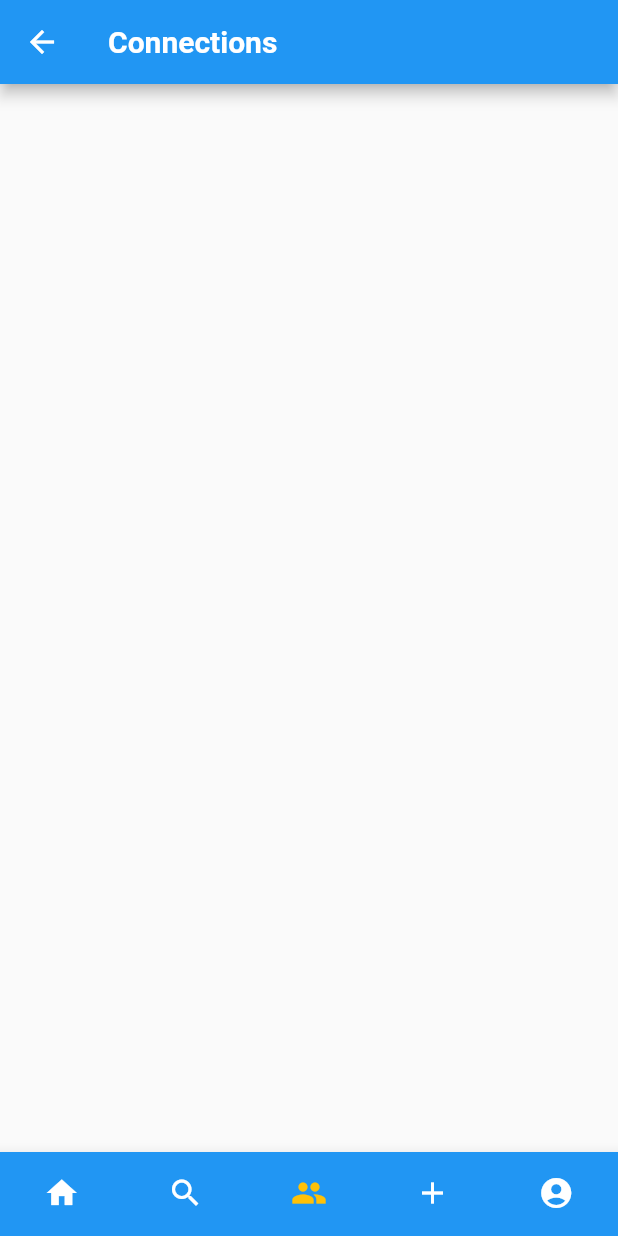
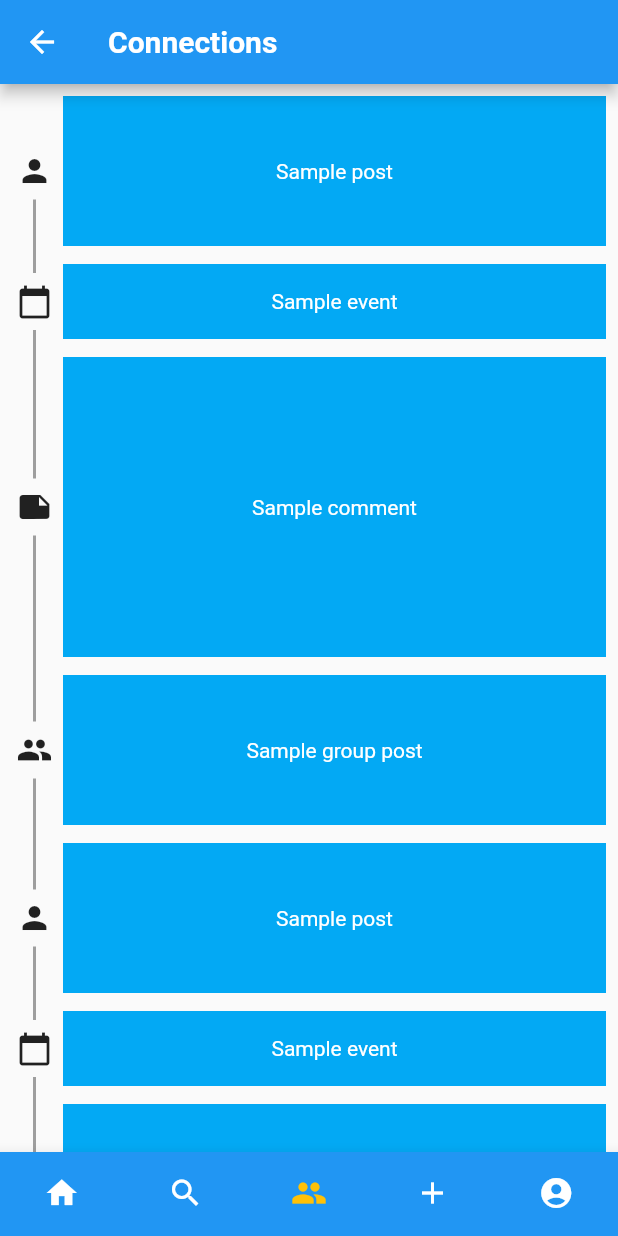
Before and after one commit to evently-solutions/evently, a Flutter app: the TabsScreen screen opened by its route, item 3 of the bottom bar chosen, on a phone screen of 412 x 824 dp. Run offline on Flutter 3.47's test engine with Material 2 defaults, Android fonts, the phone set to English and light mode, and no system bars; network calls fail; project files that could hold a hidden picture were left out.

Commit message:
Adding timeline to connections page

```diff
--- a/lib/screens/connections_screen.dart
+++ b/lib/screens/connections_screen.dart
@@ -1,3 +1,4 @@
+import 'package:evently/widgets/timeline.dart';
 import 'package:flutter/material.dart';
 
 class ConnectionsScreen extends StatelessWidget {
@@ -5,6 +6,47 @@ class ConnectionsScreen extends StatelessWidget {
 
   @override
   Widget build(BuildContext context) {
-    return Container();
+    final color = Colors.lightBlue;
+
+    return Container(
+      child: Timeline(
+        children: <Widget>[
+          Container(height: 100, color: color, child: Center(child: Text('Sample post', style: TextStyle(color: Colors.white),),),),
+          Container(height: 50, color: color, child: Center(child: Text('Sample event', style: TextStyle(color: Colors.white),),),),
+          Container(height: 200, color: color, child: Center(child: Text('Sample comment', style: TextStyle(color: Colors.white),),),),
+          Container(height: 100, color: color, child: Center(child: Text('Sample group post', style: TextStyle(color: Colors.white),),),),
+          Container(height: 100, color: color, child: Center(child: Text('Sample post', style: TextStyle(color: Colors.white),),),),
+          Container(height: 50, color: color, child: Center(child: Text('Sample event', style: TextStyle(color: Colors.white),),),),
+          Container(height: 200, color: color, child: Center(child: Text('Sample comment', style: TextStyle(color: Colors.white),),),),
+          Container(height: 100, color: color, child: Center(child: Text('Sample group post', style: TextStyle(color: Colors.white),),),),
+          Container(height: 100, color: color, child: Center(child: Text('Sample post', style: TextStyle(color: Colors.white),),),),
+          Container(height: 50, color: color, child: Center(child: Text('Sample event', style: TextStyle(color: Colors.white),),),),
+          Container(height: 200, color: color, child: Center(child: Text('Sample comment', style: TextStyle(color: Colors.white),),),),
+          Container(height: 100, color: color, child: Center(child: Text('Sample group post', style: TextStyle(color: Colors.white),),),),
+          Container(height: 100, color: color, child: Center(child: Text('Sample post', style: TextStyle(color: Colors.white),),),),
+          Container(height: 50, color: color, child: Center(child: Text('Sample event', style: TextStyle(color: Colors.white),),),),
+          Container(height: 200, color: color, child: Center(child: Text('Sample comment', style: TextStyle(color: Colors.white),),),),
+          Container(height: 100, color: color, child: Center(child: Text('Sample group post', style: TextStyle(color: Colors.white),),),),
+        ],
+        indicators: <Widget>[
+          Icon(Icons.person),
+          Icon(Icons.calendar_today),
+          Icon(Icons.note),
+          Icon(Icons.people),
+          Icon(Icons.person),
+          Icon(Icons.calendar_today),
+          Icon(Icons.note),
+          Icon(Icons.people),
+          Icon(Icons.person),
+          Icon(Icons.calendar_today),
+          Icon(Icons.note),
+          Icon(Icons.people),
+          Icon(Icons.person),
+          Icon(Icons.calendar_today),
+          Icon(Icons.note),
+          Icon(Icons.people),
+        ],
+      ),
+    );
   }
 }
--- /dev/null
+++ b/lib/widgets/timeline.dart
@@ -0,0 +1,179 @@
+import 'package:flutter/material.dart';
+
+class Timeline extends StatelessWidget {
+  const Timeline({
+    @required this.children,
+    this.indicators,
+    this.isLeftAligned = true,
+    this.itemGap = 12.0,
+    this.gutterSpacing = 4.0,
+    this.padding = const EdgeInsets.all(8),
+    this.controller,
+    this.lineColor = Colors.grey,
+    this.physics,
+    this.shrinkWrap = true,
+    this.primary = false,
+    this.reverse = false,
+    this.indicatorSize = 30.0,
+    this.lineGap = 4.0,
+    this.indicatorColor = Colors.blue,
+    this.indicatorStyle = PaintingStyle.fill,
+    this.strokeCap = StrokeCap.butt,
+    this.strokeWidth = 2.0,
+    this.style = PaintingStyle.stroke,
+  })  : itemCount = children.length,
+        assert(itemGap >= 0),
+        assert(lineGap >= 0),
+        assert(indicators == null || children.length == indicators.length);
+
+  final List<Widget> children;
+  final double itemGap;
+  final double gutterSpacing;
+  final List<Widget> indicators;
+  final bool isLeftAligned;
+  final EdgeInsets padding;
+  final ScrollController controller;
+  final int itemCount;
+  final ScrollPhysics physics;
+  final bool shrinkWrap;
+  final bool primary;
+  final bool reverse;
+
+  final Color lineColor;
+  final double lineGap;
+  final double indicatorSize;
+  final Color indicatorColor;
+  final PaintingStyle indicatorStyle;
+  final StrokeCap strokeCap;
+  final double strokeWidth;
+  final PaintingStyle style;
+
+  @override
+  Widget build(BuildContext context) {
+    return ListView.separated(
+      padding: padding,
+      separatorBuilder: (_, __) => SizedBox(height: itemGap),
+      physics: physics,
+      shrinkWrap: shrinkWrap,
+      itemCount: itemCount,
+      controller: controller,
+      reverse: reverse,
+      primary: primary,
+      itemBuilder: (context, index) {
+        final child = children[index];
+
+        Widget indicator;
+        if (indicators != null) {
+          indicator = indicators[index];
+        }
+
+        final isFirst = index == 0;
+        final isLast = index == itemCount - 1;
+
+        final timelineTile = <Widget>[
+          CustomPaint(
+            foregroundPainter: _TimelinePainter(
+              hideDefaultIndicator: indicator != null,
+              lineColor: lineColor,
+              indicatorColor: indicatorColor,
+              indicatorSize: indicatorSize,
+              indicatorStyle: indicatorStyle,
+              isFirst: isFirst,
+              isLast: isLast,
+              lineGap: lineGap,
+              strokeCap: strokeCap,
+              strokeWidth: strokeWidth,
+              style: style,
+              itemGap: itemGap,
+            ),
+            child: SizedBox(
+              height: double.infinity,
+              width: indicatorSize,
+              child: indicator,
+            ),
+          ),
+          SizedBox(width: gutterSpacing),
+          Expanded(child: child),
+        ];
+
+        return IntrinsicHeight(
+          child: Row(
+            mainAxisAlignment: MainAxisAlignment.start,
+            children:
+            isLeftAligned ? timelineTile : timelineTile.reversed.toList(),
+          ),
+        );
+      },
+    );
+  }
+}
+
+class _TimelinePainter extends CustomPainter {
+  _TimelinePainter({
+    @required this.hideDefaultIndicator,
+    @required this.indicatorColor,
+    @required this.indicatorStyle,
+    @required this.indicatorSize,
+    @required this.lineGap,
+    @required this.strokeCap,
+    @required this.strokeWidth,
+    @required this.style,
+    @required this.lineColor,
+    @required this.isFirst,
+    @required this.isLast,
+    @required this.itemGap,
+  })  : linePaint = Paint()
+    ..color = lineColor
+    ..strokeCap = strokeCap
+    ..strokeWidth = strokeWidth
+    ..style = style,
+        circlePaint = Paint()
+          ..color = indicatorColor
+          ..style = indicatorStyle;
+
+  final bool hideDefaultIndicator;
+  final Color indicatorColor;
+  final PaintingStyle indicatorStyle;
+  final double indicatorSize;
+  final double lineGap;
+  final StrokeCap strokeCap;
+  final double strokeWidth;
+  final PaintingStyle style;
+  final Color lineColor;
+  final Paint linePaint;
+  final Paint circlePaint;
+  final bool isFirst;
+  final bool isLast;
+  final double itemGap;
+
+  @override
+  void paint(Canvas canvas, Size size) {
+    final indicatorRadius = indicatorSize / 2;
+    final halfItemGap = itemGap / 2;
+    final indicatorMargin = indicatorRadius + lineGap;
+
+    final top = size.topLeft(Offset(indicatorRadius, 0.0 - halfItemGap));
+    final centerTop = size.centerLeft(
+      Offset(indicatorRadius, -indicatorMargin),
+    );
+
+    final bottom = size.bottomLeft(Offset(indicatorRadius, 0.0 + halfItemGap));
+    final centerBottom = size.centerLeft(
+      Offset(indicatorRadius, indicatorMargin),
+    );
+
+    if (!isFirst) canvas.drawLine(top, centerTop, linePaint);
+    if (!isLast) canvas.drawLine(centerBottom, bottom, linePaint);
+
+    if (!hideDefaultIndicator) {
+      final Offset offsetCenter = size.centerLeft(Offset(indicatorRadius, 0));
+
+      canvas.drawCircle(offsetCenter, indicatorRadius, circlePaint);
+    }
+  }
+
+  @override
+  bool shouldRepaint(CustomPainter oldDelegate) {
+    return false;
+  }
+}
```
